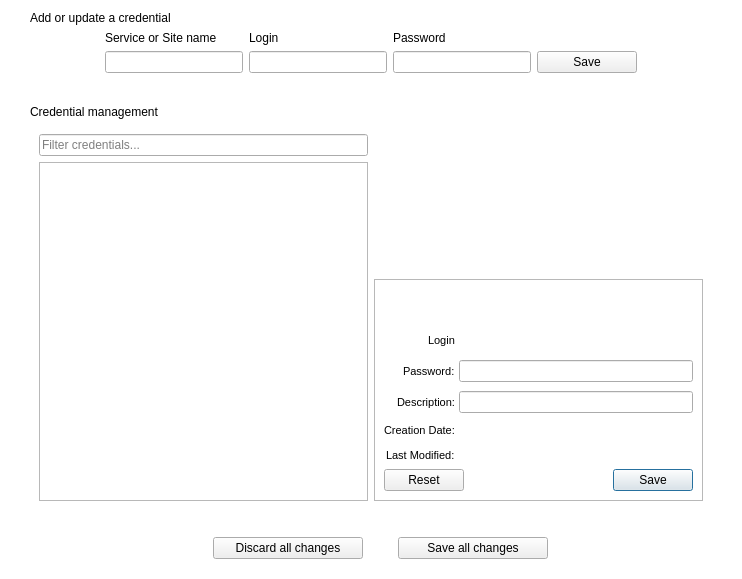
Qt form src/CredentialsManagement.ui (mooltipass/moolticute) before a commit.
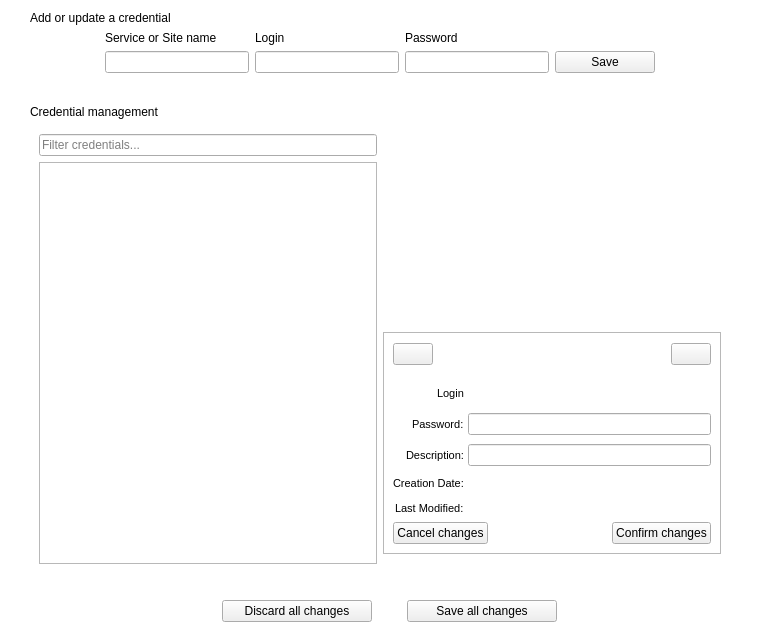
The same form after that commit. Icons and pictures are not drawn. Custom widgets are drawn as their Qt base class.

```diff
--- a/src/CredentialsManagement.ui
+++ b/src/CredentialsManagement.ui
@@ -6,8 +6,8 @@
    <rect>
     <x>0</x>
     <y>0</y>
-    <width>742</width>
-    <height>579</height>
+    <width>760</width>
+    <height>642</height>
    </rect>
   </property>
   <property name="windowTitle">
@@ -308,6 +308,11 @@
              </property>
              <layout class="QVBoxLayout" name="verticalLayout_24">
               <item>
+               <layout class="QHBoxLayout" name="horizontalLayout_6">
+                <item>
+                 <widget class="QPushButton" name="pushButtonFavorite"/>
+                </item>
+                <item>
                <widget class="QLineEdit" name="credDisplayServiceInput">
                 <property name="sizePolicy">
                  <sizepolicy hsizetype="MinimumExpanding" vsizetype="Fixed">
@@ -332,6 +337,11 @@
                </widget>
               </item>
               <item>
+                 <widget class="QPushButton" name="pushButtonDelete"/>
+                </item>
+               </layout>
+              </item>
+              <item>
                <spacer name="verticalSpacer_2">
                 <property name="orientation">
                  <enum>Qt::Vertical</enum>
@@ -495,9 +505,6 @@
                   <property name="maxLength">
                    <number>22</number>
                   </property>
-                  <property name="clearButtonEnabled">
-                   <bool>false</bool>
-                  </property>
                  </widget>
                 </item>
                 <item row="10" column="1">
@@ -535,18 +542,55 @@
                </layout>
               </item>
               <item>
-               <widget class="QDialogButtonBox" name="credDisplayButtonBox">
-                <property name="standardButtons">
-                 <set>QDialogButtonBox::Reset|QDialogButtonBox::Save</set>
-                </property>
-                <property name="centerButtons">
-                 <bool>false</bool>
-                </property>
+               <layout class="QHBoxLayout" name="horizontalLayout_5">
+                <item>
+                 <widget class="QPushButton" name="pushButtonCancel">
+                  <property name="text">
+                   <string>Cancel changes</string>
+                  </property>
+                 </widget>
+                </item>
+                <item>
+                 <spacer name="horizontalSpacer_5">
+                  <property name="orientation">
+                   <enum>Qt::Horizontal</enum>
+                  </property>
+                  <property name="sizeHint" stdset="0">
+                   <size>
+                    <width>40</width>
+                    <height>20</height>
+                   </size>
+                  </property>
+                 </spacer>
+                </item>
+                <item>
+                 <widget class="QPushButton" name="pushButtonConfirm">
+                  <property name="text">
+                   <string>Confirm changes</string>
+                  </property>
                </widget>
               </item>
              </layout>
+              </item>
+             </layout>
             </widget>
            </item>
+           <item>
+            <spacer name="verticalSpacer_3">
+             <property name="orientation">
+              <enum>Qt::Vertical</enum>
+             </property>
+             <property name="sizeType">
+              <enum>QSizePolicy::Fixed</enum>
+             </property>
+             <property name="sizeHint" stdset="0">
+              <size>
+               <width>20</width>
+               <height>10</height>
+              </size>
+             </property>
+            </spacer>
+           </item>
           </layout>
          </item>
         </layout>
```
Left out of the diff: 3 changed lines with no effect on the pictures. Lines whose indentation alone changed are shown as unchanged.
